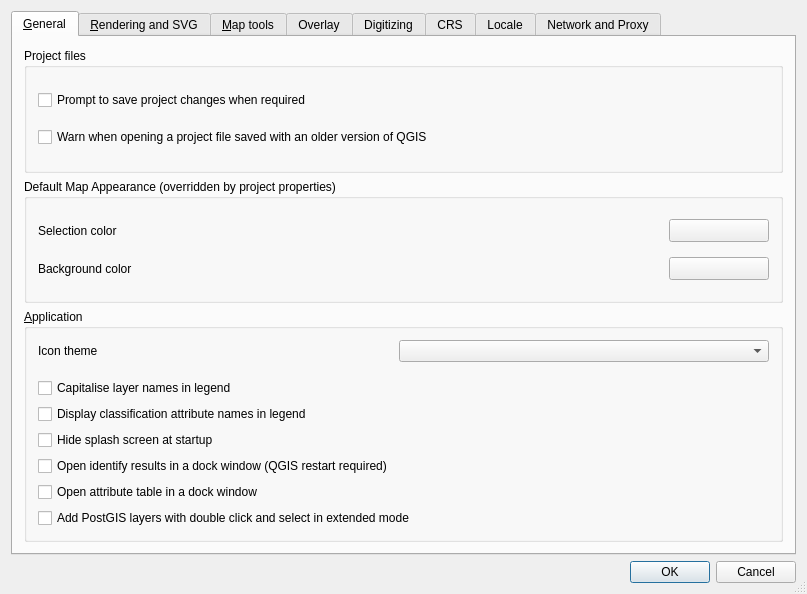
This is src/ui/qgsoptionsbase.ui in qgis/QGIS as Qt 5 draws it before an edit. The edited form follows.
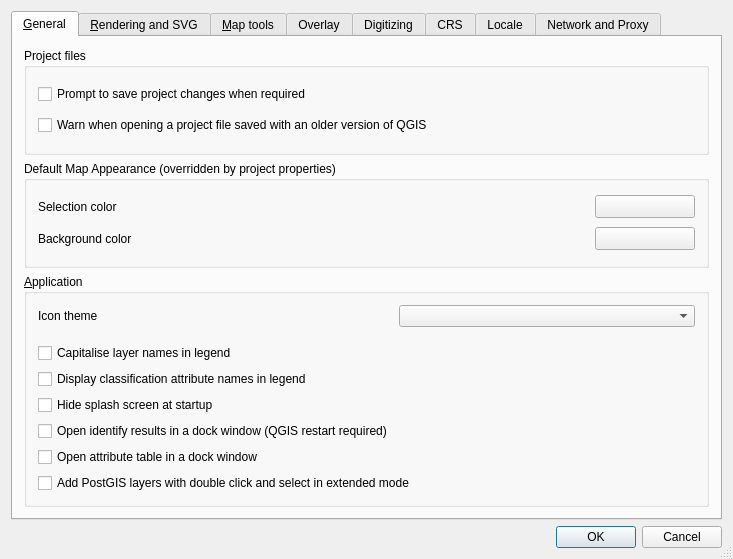
This is the edited form. Custom widgets are drawn as their Qt base class.

Diff of the .ui file:
```diff
--- a/src/ui/qgsoptionsbase.ui
+++ b/src/ui/qgsoptionsbase.ui
@@ -1,12 +1,12 @@
 <ui version="4.0" >
  <class>QgsOptionsBase</class>
- <widget class="QDialog" name="QgsOptionsBase" >
-  <property name="geometry" >
+ <widget class="QDialog" name="QgsOptionsBase">
+  <property name="geometry">
    <rect>
     <x>0</x>
     <y>0</y>
-    <width>807</width>
-    <height>594</height>
+    <width>733</width>
+    <height>549</height>
    </rect>
   </property>
   <property name="windowTitle" >
@@ -81,22 +81,9 @@
             </property>
            </widget>
           </item>
-          <item row="0" column="1" >
-           <spacer>
-            <property name="orientation" >
-             <enum>Qt::Horizontal</enum>
-            </property>
-            <property name="sizeHint" stdset="0" >
-             <size>
-              <width>40</width>
-              <height>20</height>
-             </size>
-            </property>
-           </spacer>
-          </item>
-          <item row="0" column="3" >
-           <widget class="QgsColorButton" name="pbnSelectionColour" >
-            <property name="minimumSize" >
+          <item row="0" column="3">
+           <widget class="QgsColorButton" name="pbnSelectionColour">
+            <property name="minimumSize">
              <size>
               <width>100</width>
               <height>0</height>
@@ -117,7 +104,7 @@
             </property>
            </widget>
           </item>
-          <item row="1" column="2" >
+          <item row="1" column="2">
            <spacer>
             <property name="orientation" >
              <enum>Qt::Horizontal</enum>
@@ -143,6 +130,19 @@
             </property>
            </widget>
           </item>
+          <item row="0" column="1">
+           <spacer>
+            <property name="orientation">
+             <enum>Qt::Horizontal</enum>
+            </property>
+            <property name="sizeHint" stdset="0">
+             <size>
+              <width>40</width>
+              <height>20</height>
+             </size>
+            </property>
+           </spacer>
+          </item>
          </layout>
         </widget>
        </item>
@@ -1297,7 +1297,7 @@
    </item>
   </layout>
  </widget>
- <layoutdefault spacing="6" margin="11" />
+ <layoutdefault spacing="6" margin="11"/>
  <customwidgets>
   <customwidget>
    <class>QgsColorButton</class>
```
Left out of the diff: 925 changed lines with no effect on the pictures.
